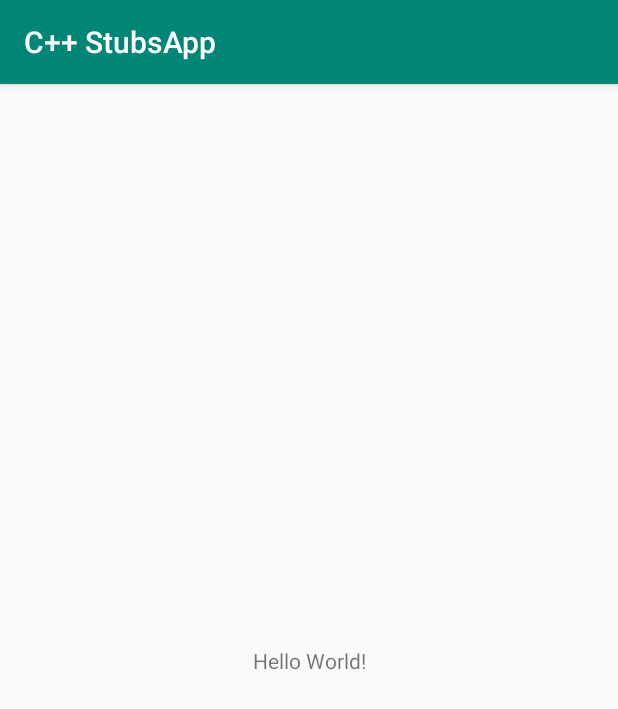
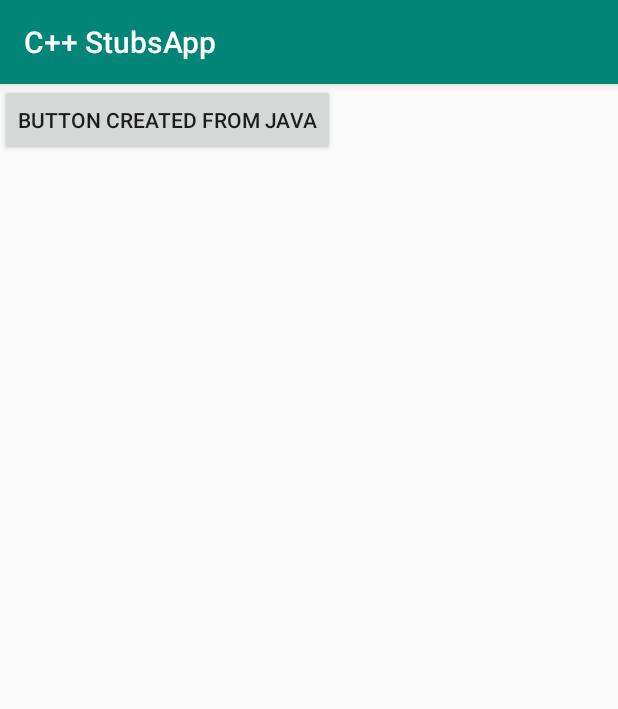
Before and after one commit to paulproteus/Python-Android-sample-apps, an Android app: the screen it shows after launch (MainActivity), on a phone screen of 412 x 824 dp. Shown: the top 709 px of the screen. Run offline under Robolectric (Android 15) with nearby library versions, the phone set to English and light mode, and no system bars; 1 statement that could not run was skipped.

Commit message:
Create button manually from Java

```diff
--- a/CPlusPlusStubsApp/app/src/main/java/org/asheesh/beeware/cplusplusstubsapp/MainActivity.java
+++ b/CPlusPlusStubsApp/app/src/main/java/org/asheesh/beeware/cplusplusstubsapp/MainActivity.java
@@ -3,6 +3,8 @@ package org.asheesh.beeware.cplusplusstubsapp;
 import androidx.appcompat.app.AppCompatActivity;
 
 import android.os.Bundle;
+import android.widget.Button;
+import android.widget.LinearLayout;
 import android.widget.TextView;
 
 public class MainActivity extends AppCompatActivity {
@@ -15,11 +17,12 @@ public class MainActivity extends AppCompatActivity {
     @Override
     protected void onCreate(Bundle savedInstanceState) {
         super.onCreate(savedInstanceState);
-        setContentView(R.layout.activity_main);
-
-        // Example of a call to a native method
-        TextView tv = findViewById(R.id.sample_text);
-        tv.setText(stringFromJNI());
+        LinearLayout layout = new LinearLayout(this);
+        setContentView(layout);
+        // TODO: Move the next three lines into C++.
+        Button button = new Button(this);
+        button.setText("Button created from Java");
+        layout.addView(button);
     }
 
     /**
```
